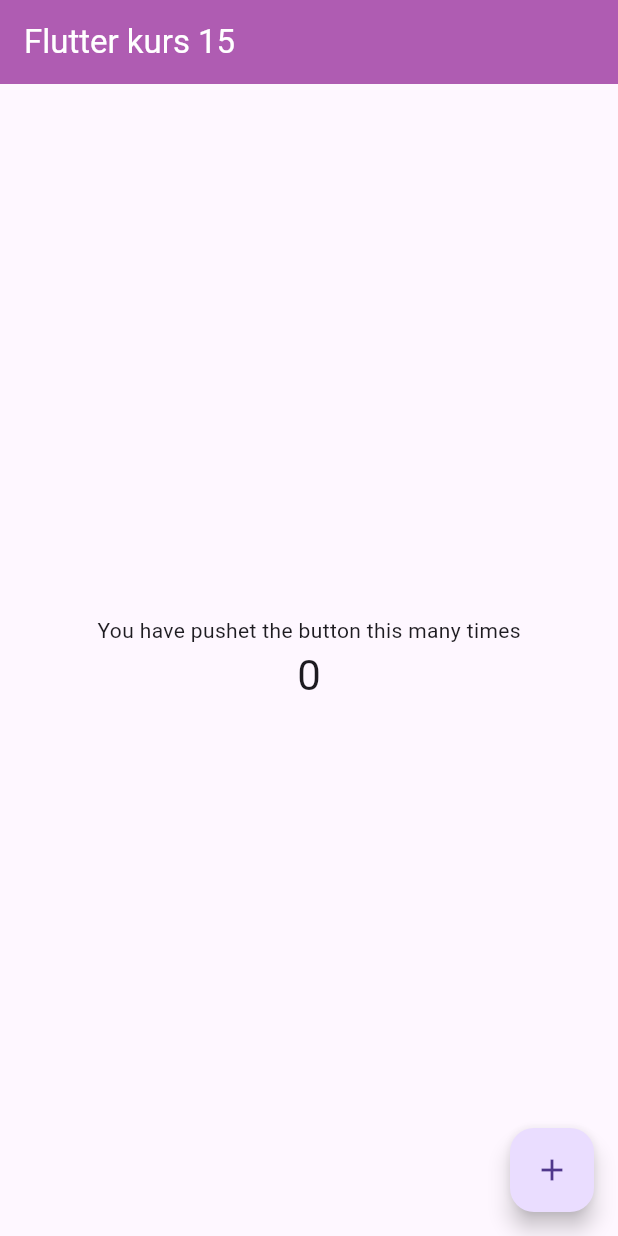
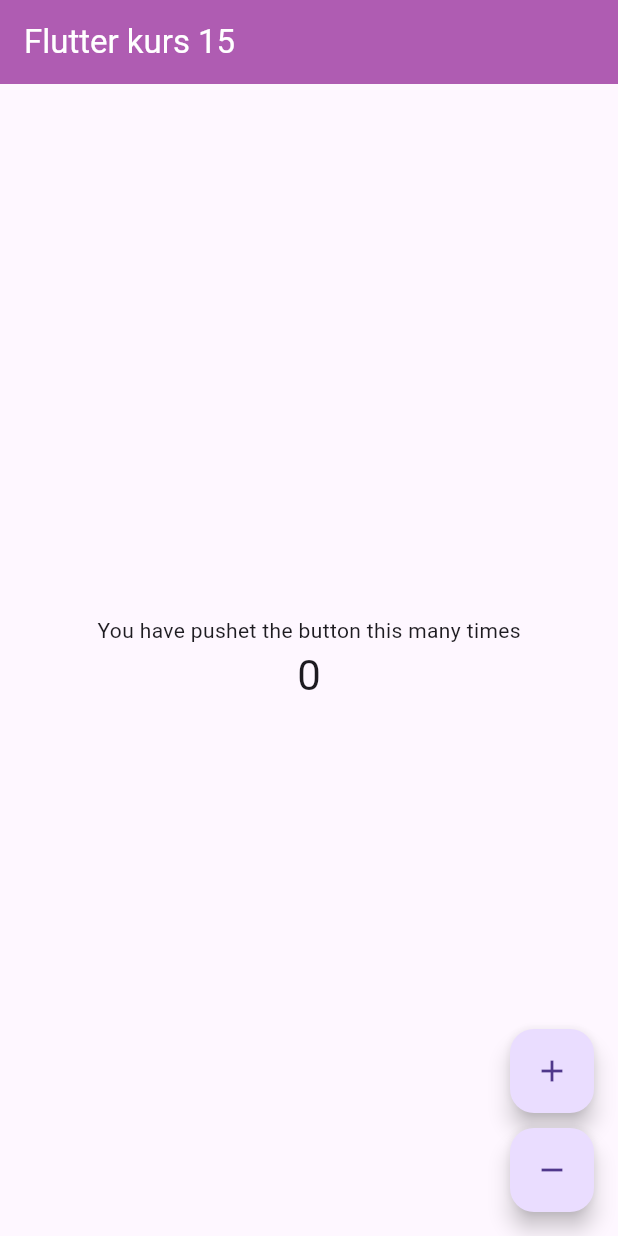
Before and after one commit to GulzadaAmankulkyzy/flutter_application_3, a Flutter app: the screen it shows after launch, on a phone screen of 412 x 824 dp. Run offline on Flutter 3.47's test engine with Material 3 defaults, Android fonts, the phone set to English and light mode, and no system bars.

```diff
--- a/lib/main.dart
+++ b/lib/main.dart
@@ -38,7 +38,10 @@ class _MeninTirkememState extends State<MeninTirkemem> {
             ],
           ),
         ),
-        floatingActionButton: FloatingActionButton(
+        floatingActionButton: Column(
+          mainAxisAlignment: MainAxisAlignment.end,
+          children: [
+            FloatingActionButton(
               child: Icon(Icons.add),
               onPressed: () {
                 setState(() {});
@@ -46,6 +49,17 @@ class _MeninTirkememState extends State<MeninTirkemem> {
                 print(counter);
               },
             ),
+            const SizedBox(height: 10),
+            FloatingActionButton(
+              child: Icon(Icons.remove),
+              onPressed: () {
+                setState(() {});
+                counter--;
+                print(counter);
+              },
+            ),
+          ],
+        ),
       ),
     );
   }
```
Lines whose indentation alone changed are shown as unchanged.
